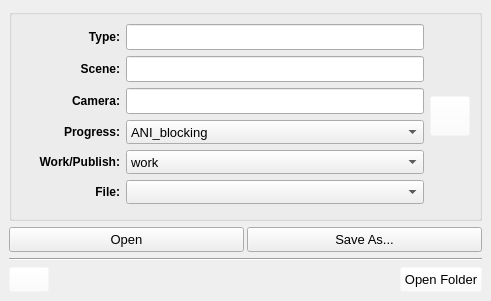
Old version of the form Plugcmds/AnimSceneReader/AnimSceneReader.ui in the repository zclongpop123/RiggingTeamTools.
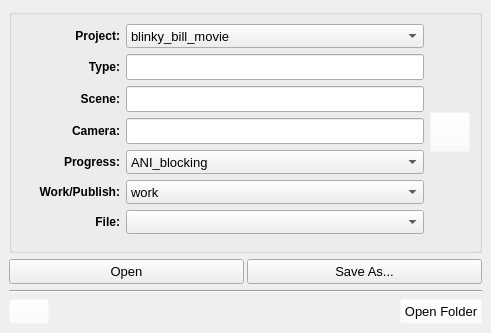
New version of the form.

Commit message: add project select..

```diff
--- a/Plugcmds/AnimSceneReader/AnimSceneReader.ui
+++ b/Plugcmds/AnimSceneReader/AnimSceneReader.ui
@@ -7,7 +7,7 @@
     <x>0</x>
     <y>0</y>
     <width>491</width>
-    <height>301</height>
+    <height>333</height>
    </rect>
   </property>
   <property name="windowTitle">
@@ -23,6 +23,58 @@
       <layout class="QHBoxLayout" name="horizontalLayout">
        <item>
         <layout class="QVBoxLayout" name="verticalLayout_3">
+         <item>
+          <layout class="QHBoxLayout" name="horizontalLayout_10" stretch="25,75">
+           <item>
+            <widget class="QLabel" name="label_7">
+             <property name="minimumSize">
+              <size>
+               <width>0</width>
+               <height>24</height>
+              </size>
+             </property>
+             <property name="font">
+              <font>
+               <pointsize>9</pointsize>
+               <weight>75</weight>
+               <bold>true</bold>
+              </font>
+             </property>
+             <property name="text">
+              <string>Project:</string>
+             </property>
+             <property name="alignment">
+              <set>Qt::AlignRight|Qt::AlignTrailing|Qt::AlignVCenter</set>
+             </property>
+            </widget>
+           </item>
+           <item>
+            <widget class="QComboBox" name="CBX_Project">
+             <property name="minimumSize">
+              <size>
+               <width>0</width>
+               <height>24</height>
+              </size>
+             </property>
+             <property name="font">
+              <font>
+               <pointsize>10</pointsize>
+              </font>
+             </property>
+             <item>
+              <property name="text">
+               <string>blinky_bill_movie</string>
+              </property>
+             </item>
+             <item>
+              <property name="text">
+               <string>DEEP</string>
+              </property>
+             </item>
+            </widget>
+           </item>
+          </layout>
+         </item>
          <item>
           <layout class="QHBoxLayout" name="horizontalLayout_4" stretch="25,75">
            <item>
```
The commit also changes 1 other file.
